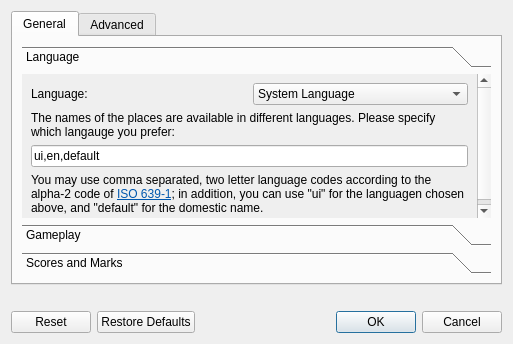
Above: ui/preferences.ui from gulp21/QeoDart before the change. Below: the same form after it.
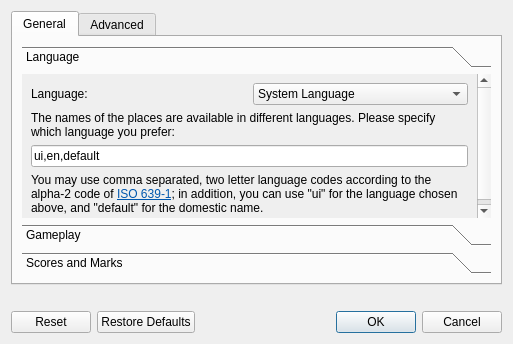
That is the form after the change. The open tabs and pages were chosen to show the change. Icons and pictures are not drawn.

```diff
--- a/ui/preferences.ui
+++ b/ui/preferences.ui
@@ -42,7 +42,7 @@
             <x>0</x>
             <y>0</y>
             <width>479</width>
-            <height>164</height>
+            <height>159</height>
            </rect>
           </property>
           <attribute name="label">
@@ -87,7 +87,7 @@
            <item>
             <widget class="QLabel" name="label_2">
              <property name="text">
-              <string>The names of the places are available in different languages. Please specify which langauge you prefer:</string>
+              <string>The names of the places are available in different languages. Please specify which language you prefer:</string>
              </property>
              <property name="wordWrap">
               <bool>true</bool>
@@ -111,7 +111,7 @@
 &lt;html&gt;&lt;head&gt;&lt;meta name=&quot;qrichtext&quot; content=&quot;1&quot; /&gt;&lt;style type=&quot;text/css&quot;&gt;
 p, li { white-space: pre-wrap; }
 &lt;/style&gt;&lt;/head&gt;&lt;body style=&quot; font-family:'Ubuntu'; font-size:9pt; font-weight:400; font-style:normal;&quot;&gt;
-&lt;p style=&quot; margin-top:0px; margin-bottom:0px; margin-left:0px; margin-right:0px; -qt-block-indent:0; text-indent:0px;&quot;&gt;You may use comma separated, two letter language codes according to the alpha-2 code of &lt;a href=&quot;http://www.loc.gov/standards/iso639-2/php/code_list.php&quot;&gt;&lt;span style=&quot; text-decoration: underline; color:#0057ae;&quot;&gt;ISO&amp;nbsp;639-1&lt;/span&gt;&lt;/a&gt;; in addition, you can use &amp;quot;ui&amp;quot; for the languagen chosen above, and &amp;quot;default&amp;quot; for the domestic name.&lt;/p&gt;&lt;/body&gt;&lt;/html&gt;</string>
+&lt;p style=&quot; margin-top:0px; margin-bottom:0px; margin-left:0px; margin-right:0px; -qt-block-indent:0; text-indent:0px;&quot;&gt;You may use comma separated, two letter language codes according to the alpha-2 code of &lt;a href=&quot;http://www.loc.gov/standards/iso639-2/php/code_list.php&quot;&gt;&lt;span style=&quot; text-decoration: underline; color:#0057ae;&quot;&gt;ISO&amp;nbsp;639-1&lt;/span&gt;&lt;/a&gt;; in addition, you can use &amp;quot;ui&amp;quot; for the language chosen above, and &amp;quot;default&amp;quot; for the domestic name.&lt;/p&gt;&lt;/body&gt;&lt;/html&gt;</string>
              </property>
              <property name="wordWrap">
               <bool>true</bool>
```
Left out of the diff: 18 changed lines with no effect on the pictures.
